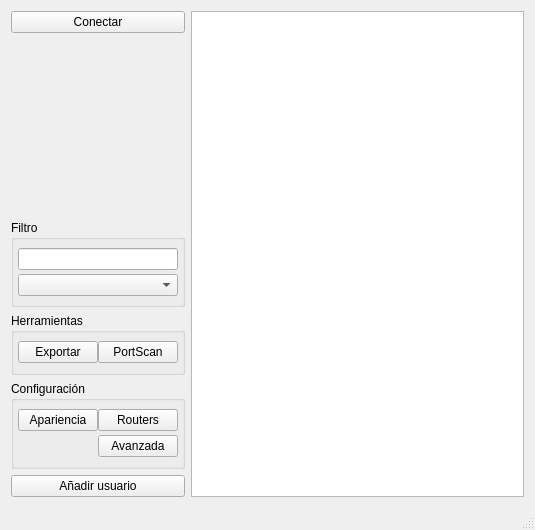
This is QMikPPPManager.ui in silderan/QMikPPPManager as Qt 5 draws it before an edit. The edited form follows.
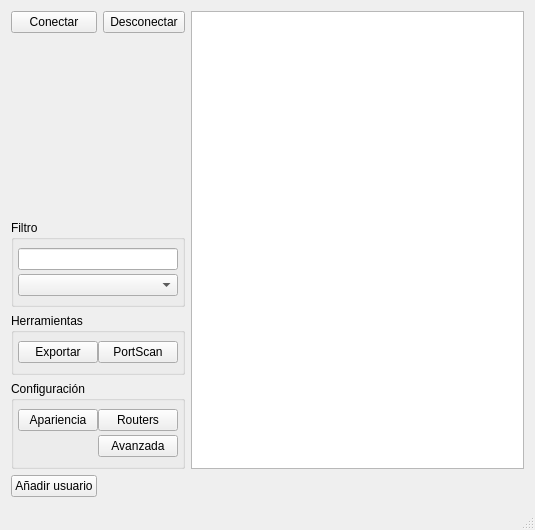
This is the edited form. Custom widgets are drawn as their Qt base class.

The edit to the form file:
```diff
--- a/QMikPPPManager.ui
+++ b/QMikPPPManager.ui
@@ -22,44 +22,14 @@
       </property>
      </widget>
     </item>
-    <item row="0" column="1" rowspan="6">
-     <widget class="QSecretDataTable" name="twUsuarios">
-      <property name="font">
-       <font>
-        <pointsize>8</pointsize>
-       </font>
+    <item row="0" column="1">
+     <widget class="QPushButton" name="disconnectButton">
+      <property name="text">
+       <string>Desconectar</string>
       </property>
-      <property name="sortingEnabled">
-       <bool>true</bool>
-      </property>
-      <property name="cornerButtonEnabled">
-       <bool>false</bool>
-      </property>
-      <attribute name="verticalHeaderDefaultSectionSize">
-       <number>17</number>
-      </attribute>
-      <attribute name="verticalHeaderMinimumSectionSize">
-       <number>15</number>
-      </attribute>
-      <attribute name="verticalHeaderShowSortIndicator" stdset="0">
-       <bool>false</bool>
-      </attribute>
      </widget>
     </item>
-    <item row="1" column="0">
-     <spacer name="verticalSpacer">
-      <property name="orientation">
-       <enum>Qt::Vertical</enum>
-      </property>
-      <property name="sizeHint" stdset="0">
-       <size>
-        <width>20</width>
-        <height>180</height>
-       </size>
-      </property>
-     </spacer>
-    </item>
-    <item row="2" column="0">
+    <item row="2" column="0" colspan="2">
      <widget class="QGroupBox" name="groupBox">
       <property name="title">
        <string>Filtro</string>
@@ -99,7 +69,7 @@
       </layout>
      </widget>
     </item>
-    <item row="3" column="0">
+    <item row="3" column="0" colspan="2">
      <widget class="QGroupBox" name="groupBox_3">
       <property name="title">
        <string>Herramientas</string>
@@ -140,7 +110,7 @@
       </layout>
      </widget>
     </item>
-    <item row="4" column="0">
+    <item row="4" column="0" colspan="2">
      <widget class="QGroupBox" name="groupBox_2">
       <property name="title">
        <string>Configuración</string>
@@ -195,6 +165,43 @@
       </property>
      </widget>
     </item>
+    <item row="0" column="2" rowspan="5">
+     <widget class="QSecretDataTable" name="twUsuarios">
+      <property name="font">
+       <font>
+        <pointsize>8</pointsize>
+       </font>
+      </property>
+      <property name="sortingEnabled">
+       <bool>true</bool>
+      </property>
+      <property name="cornerButtonEnabled">
+       <bool>false</bool>
+      </property>
+      <attribute name="verticalHeaderDefaultSectionSize">
+       <number>17</number>
+      </attribute>
+      <attribute name="verticalHeaderMinimumSectionSize">
+       <number>15</number>
+      </attribute>
+      <attribute name="verticalHeaderShowSortIndicator" stdset="0">
+       <bool>false</bool>
+      </attribute>
+     </widget>
+    </item>
+    <item row="1" column="0" colspan="2">
+     <spacer name="verticalSpacer">
+      <property name="orientation">
+       <enum>Qt::Vertical</enum>
+      </property>
+      <property name="sizeHint" stdset="0">
+       <size>
+        <width>20</width>
+        <height>180</height>
+       </size>
+      </property>
+     </spacer>
+    </item>
    </layout>
   </widget>
   <widget class="QMenuBar" name="menuBar">
```
